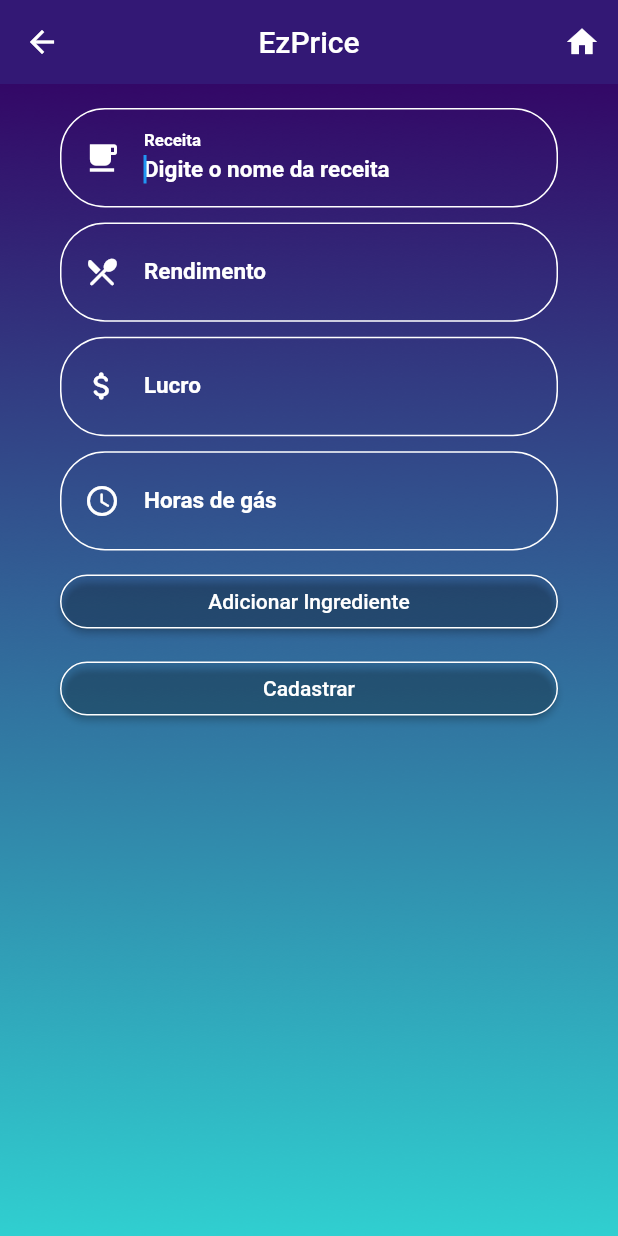
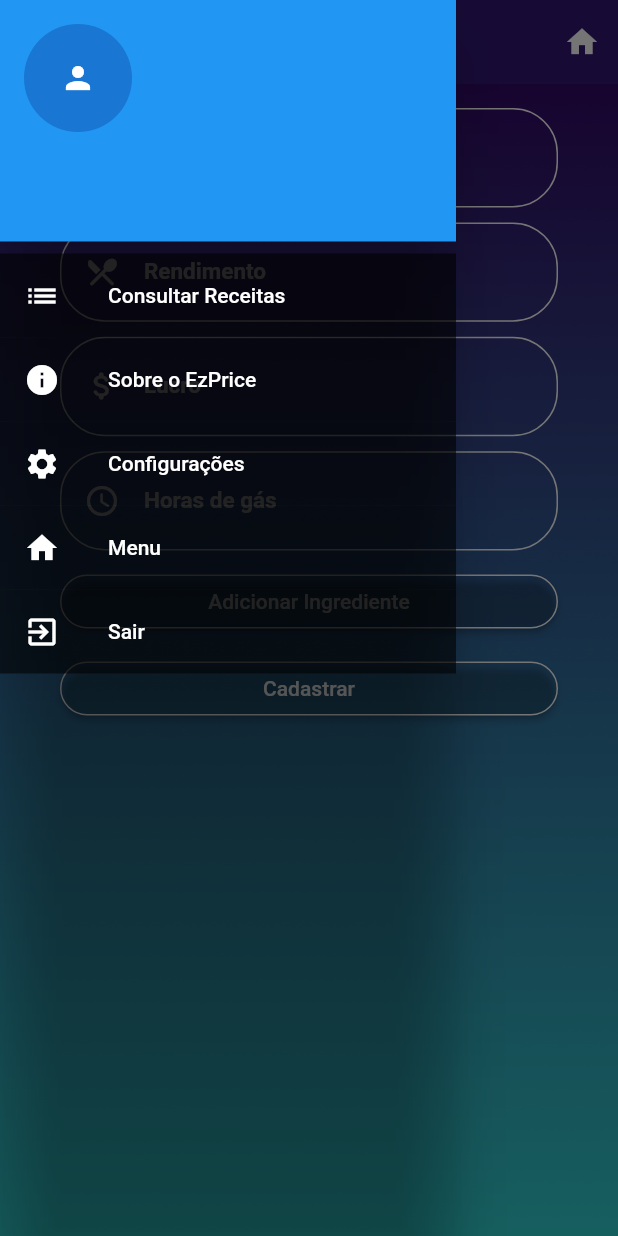
Before and after one commit to Vidottolv/EzPrice, a Flutter app: the CadastrarReceita screen opened by its route, with the side drawer open (before the commit the screen has no drawer), on a phone screen of 412 x 824 dp. Run offline on Flutter 3.47's test engine with Material 2 defaults, Android fonts, the phone set to English and light mode, and no system bars; our stand-ins replace cloud_firestore, firebase_auth, firebase_core, google_fonts; accounts and stored records are empty.

Commit message:
drawer configurado e resolvido problema no gradle

```diff
--- a/lib/controller/login_controller.dart
+++ b/lib/controller/login_controller.dart
@@ -45,7 +45,6 @@ class LoginController {
 
 Future<String> getUserName() async {
   var user = '';
-
   await FirebaseFirestore.instance
       .collection('usuarios')
       .where('uid', isEqualTo: FirebaseAuth.instance.currentUser!.uid)
--- a/lib/views/components/menu_drawer.dart
+++ b/lib/views/components/menu_drawer.dart
@@ -1,9 +1,10 @@
 import 'package:flutter/material.dart';
 
 import '../../controller/login_controller.dart';
-import '../home.dart';
 
 class MenuDrawer extends StatefulWidget {
+  const MenuDrawer({super.key});
+
   @override
   State<MenuDrawer> createState() => _MenuDrawerState();
 }
@@ -13,33 +14,28 @@ class _MenuDrawerState extends State<MenuDrawer> {
   Widget build(BuildContext context) {
     return Drawer(
       child: ListView(padding: EdgeInsets.zero, children: [
-      SizedBox(
-          height: 175,
-          child: DrawerHeader(
-              child: Center(
-                child: Row(children: [
         UserAccountsDrawerHeader(
-                    accountName: Text("teste"),//FutureBuilder<String>(
-                    //   future: LoginController().getUserName(),
-                    //   builder: (context, snapshot) {
-                    //     if (snapshot.connectionState == ConnectionState.done) {
-                    //       return Text(snapshot.data ?? '');
-                    //     } else {
-                    //       return Text("Carregando...");
-                    //     }
-                    //   },
-                    // ),
-                    accountEmail: Text("teste"),//FutureBuilder<String>(
-                    //   future: LoginController().getUserEmail(),
-                    //   builder: (context, snapshot) {
-                    //     if (snapshot.connectionState == ConnectionState.done) {
-                    //       return Text(snapshot.data ?? '');
-                    //     } else {
-                    //       return Text("Carregando...");
-                    //     }
-                    //   },
-                    // ),
-                    currentAccountPicture: CircleAvatar(
+          accountName: FutureBuilder<String>(
+            future: LoginController().getUserName(),
+            builder: (context, snapshot) {
+              if (snapshot.connectionState == ConnectionState.done) {
+                return Text(snapshot.data ?? '');
+              } else {
+                return const Text("Carregando...");
+              }
+            },
+          ),
+          accountEmail: FutureBuilder<String>(
+            future: LoginController().getUserEmail(),
+            builder: (context, snapshot) {
+              if (snapshot.connectionState == ConnectionState.done) {
+                return Text(snapshot.data ?? '');
+              } else {
+                return const Text("Carregando...");
+              }
+            },
+          ),
+          currentAccountPicture: const CircleAvatar(
             child: Icon(Icons.person),
           ),
         ),
@@ -105,7 +101,6 @@ class _MenuDrawerState extends State<MenuDrawer> {
           },
         ),
       ]),
-              )))
-    ]));
+    );
   }
 }
--- a/lib/views/configuracao.dart
+++ b/lib/views/configuracao.dart
@@ -1,3 +1,5 @@
+// ignore_for_file: use_key_in_widget_constructors, use_build_context_synchronously, prefer_const_constructors
+
 import 'package:cloud_firestore/cloud_firestore.dart';
 import 'package:ezprice/views/components/app_theme.dart';
 import 'package:ezprice/views/components/menu_drawer.dart';
@@ -72,7 +74,6 @@ class _ConfigurarState extends State<Configurar> {
         }
 
         if (snapshot.hasData && snapshot.data!.docs.isNotEmpty) {
-          final DocumentSnapshot documentSnapshot = snapshot.data!.docs.first;
 
           return Scaffold(
             appBar: AppBar(
--- a/lib/views/receita/cadastrar_receita.dart
+++ b/lib/views/receita/cadastrar_receita.dart
@@ -1,8 +1,9 @@
+// ignore_for_file: prefer_const_constructors_in_immutables, library_private_types_in_public_api
+
 import 'package:ezprice/controller/receita_controller.dart';
 import 'package:ezprice/model/ingrediente.dart';
 import 'package:ezprice/model/model_receita.dart';
 import 'package:flutter/material.dart';
-import 'package:flutter/rendering.dart';
 import 'package:ezprice/views/components/menu_drawer.dart';
 import 'package:ezprice/views/components/app_theme.dart';
 import 'package:ezprice/views/components/rounded_text_field.dart';
@@ -117,8 +118,6 @@ class _CadastrarReceitaState extends State<CadastrarReceita> {
 
   @override
   Widget build(BuildContext context) {
-    String? nomeUsuario = 'Teste';
-    String? emailUsuario = 'Teste@gmail.com';
 
     return Scaffold(
       appBar: AppBar(
@@ -131,15 +130,12 @@ class _CadastrarReceitaState extends State<CadastrarReceita> {
                 Navigator.pushNamedAndRemoveUntil(
                     context, '/home', (route) => false);
               },
-              icon: Icon(Icons.home),
+              icon: const Icon(Icons.home),
             ),
           ),
         ],
       ),
-      // drawer: MenuDrawer(
-      //   nome: nomeUsuario,
-      //   email: emailUsuario,
-      // ),
+      drawer: const MenuDrawer(),
       body: Container(
         decoration: AppTheme.backgroundDecoration,
         child: ListView(
@@ -151,31 +147,31 @@ class _CadastrarReceitaState extends State<CadastrarReceita> {
               controller: receitaCont,
               icon: Icons.local_cafe,
             ),
-            SizedBox(height: 10),
+            const SizedBox(height: 10),
             RoundedTextField(
               labelText: 'Rendimento',
               hintText: 'Digite qual o rendimento da Receita',
               controller: rendimento,
               icon: Icons.local_dining_rounded,
             ),
-            SizedBox(height: 10),
+            const SizedBox(height: 10),
             RoundedTextField(
               labelText: 'Lucro',
               hintText: 'Digite qual o percentual de Lucro desejado',
               controller: lucroCont,
               icon: Icons.attach_money_rounded,
             ),
-            SizedBox(height: 10),
+            const SizedBox(height: 10),
             RoundedTextField(
               labelText: 'Horas de gás',
               hintText: 'Digite quantas horas a receita leva no fogão',
               controller: gasCont,
               icon: Icons.access_time_rounded,
             ),
-            SizedBox(height: 10),
+            const SizedBox(height: 10),
             ListView.builder(
               shrinkWrap: true,
-              physics: NeverScrollableScrollPhysics(),
+              physics: const NeverScrollableScrollPhysics(),
               itemCount: ingredContList.length,
               itemBuilder: (BuildContext context, int index) {
                 return Column(
@@ -186,35 +182,35 @@ class _CadastrarReceitaState extends State<CadastrarReceita> {
                       controller: ingredContList[index],
                       icon: Icons.local_dining_rounded,
                     ),
-                    SizedBox(height: 10),
+                    const SizedBox(height: 10),
                     RoundedTextField(
                       labelText: 'QTD Ingrediente ${index + 1}',
                       hintText: 'Qual a quantidade usada?',
                       controller: qtdIngredContList[index],
                       icon: Icons.shopping_basket_rounded,
                     ),
-                    SizedBox(height: 10),
+                    const SizedBox(height: 10),
                     RoundedTextField(
                       labelText: 'Preço Ingrediente ${index + 1}',
                       hintText: 'Qual o preço pago no Kg deste ingrediente?',
                       controller: precoIngredContList[index],
                       icon: Icons.attach_money_rounded,
                     ),
-                    SizedBox(height: 10),
+                    const SizedBox(height: 10),
                   ],
                 );
               },
             ),
             ElevatedButton(
               onPressed: _adicionarIngrediente,
-              child: Text('Adicionar Ingrediente'),
+              child: const Text('Adicionar Ingrediente'),
             ),
-            SizedBox(height: 10),
+            const SizedBox(height: 10),
             ElevatedButton(
               onPressed: () {
                 _cadastrarReceita(context);
               },
-              child: Text('Cadastrar'),
+              child: const Text('Cadastrar'),
             ),
           ],
         ),
--- a/lib/views/receita/remover_receita.dart
+++ b/lib/views/receita/remover_receita.dart
@@ -1,5 +1,3 @@
-import 'dart:js';
-
 import 'package:ezprice/controller/receita_controller.dart';
 import 'package:flutter/material.dart';
 
@@ -8,7 +6,7 @@ class RemoverReceita extends StatelessWidget {
 
   const RemoverReceita({Key? key, required this.idReceita}) : super(key: key);
 
-  void _removerReceita() {
+  void _removerReceita(BuildContext context) {
     ReceitaController().excluir(context, idReceita);
   }
 
@@ -36,7 +34,7 @@ class RemoverReceita extends StatelessWidget {
               ),
               SizedBox(height: 16),
               ElevatedButton(
-                onPressed: _removerReceita,
+                onPressed: () => _removerReceita(context),
                 child: Text('Remover'),
                 style: ElevatedButton.styleFrom(
                   primary: Colors.red,
--- a/pubspec.yaml
+++ b/pubspec.yaml
@@ -35,7 +35,7 @@ dependencies:
   # The following adds the Cupertino Icons font to your application.
   # Use with the CupertinoIcons class for iOS style icons.
   cupertino_icons: ^1.0.2
-  google_fonts: ^4.0.3
+  google_fonts: ^5.1.0
   url_launcher: ^6.1.10
   firebase_core: ^2.12.0
   firebase_auth: ^4.6.0
```
Also changed, not shown: lib/controller/receita_controller.dart (+24 -21 lines), pubspec.lock, 2 other files. Lines whose indentation alone changed are shown as unchanged.
